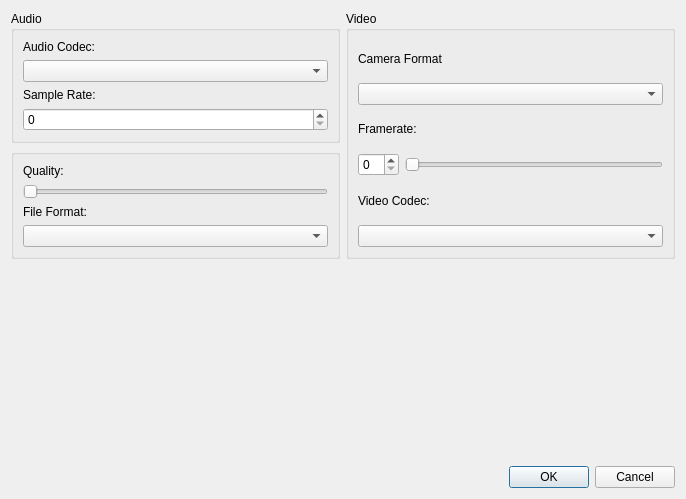
The window that examples/multimedia/camera/videosettings.ui (deepin-community/qt6-multimedia) describes before a commit, drawn with Qt 5.
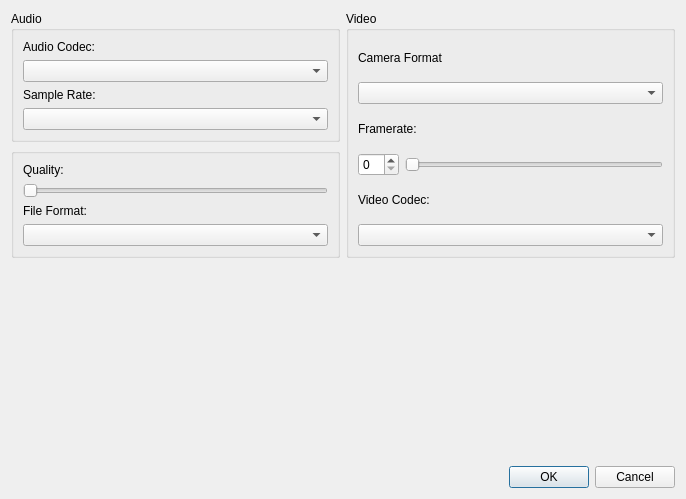
The same window after the commit.

Diff of the .ui file:
```diff
--- a/examples/multimedia/camera/videosettings.ui
+++ b/examples/multimedia/camera/videosettings.ui
@@ -119,7 +119,7 @@
           </widget>
          </item>
          <item>
-          <widget class="QSpinBox" name="audioSampleRateBox"/>
+          <widget class="QComboBox" name="audioSampleRateBox"/>
          </item>
         </layout>
        </widget>
```
Left out of the diff: 10 changed lines with no effect on the pictures.
